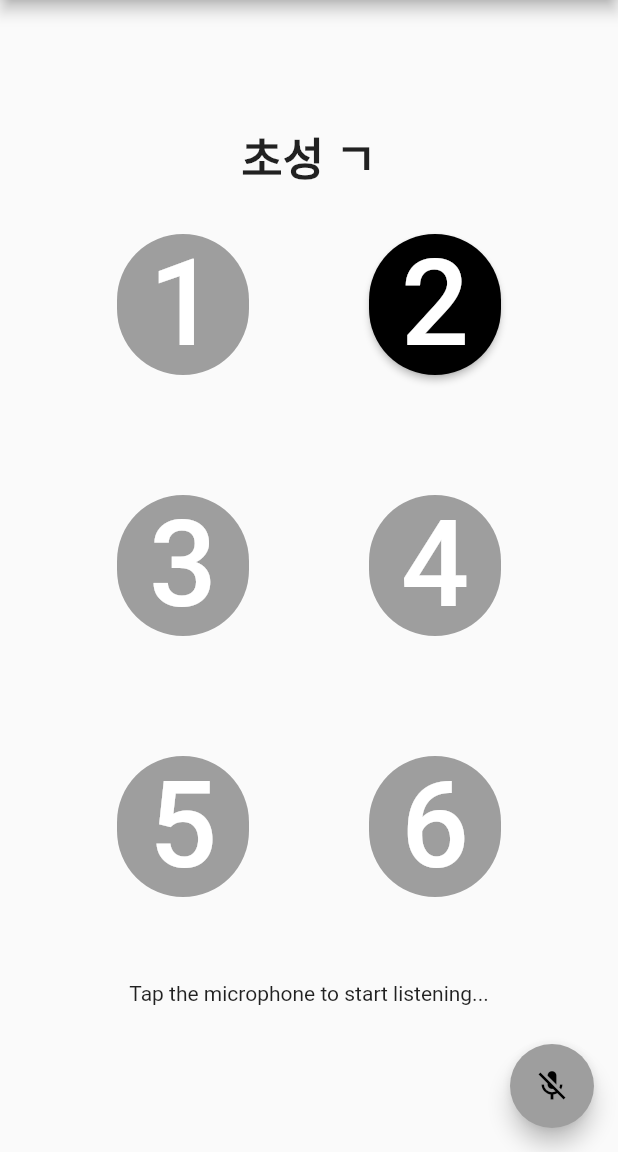
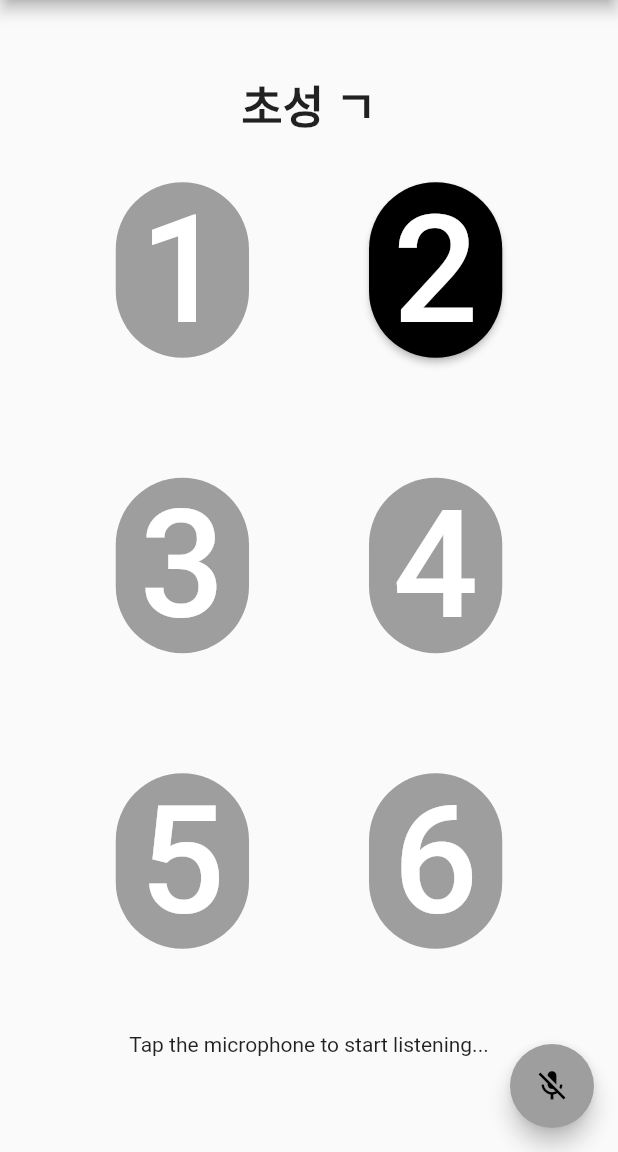
Before and after one commit to AshgrayIM/KU_hci_project, a Flutter app: the MyMode22 screen opened directly, in the side drawer, after a tap on "점자 교육", on a phone screen of 412 x 824 dp, the part 84-1236 px from its top. Run offline on Flutter 3.47's test engine with Material 2 defaults, Android fonts, the phone set to English and light mode, and no system bars; our stand-ins replace audioplayers, flutter_tts, page_transition, permission_handler, speech_to_text, vibration.

Commit message:
size modi
size modi

```diff
--- a/hci_project_temp/lib/mode1.dart
+++ b/hci_project_temp/lib/mode1.dart
@@ -99,7 +99,7 @@ class _MyMode1State extends State<MyMode1>{
                         color: Colors.black,
                         disabledColor: Colors.grey,
                         child: Text('1', style: TextStyle(
-                            color: Colors.white, fontSize: 80.0),),
+                            color: Colors.white, fontSize: 100.0),),
                         onPressed: txt.hangle[i][0] == 0 ? null : () {
                           _vibrate();
                           check[0] = true;
@@ -115,7 +115,7 @@ class _MyMode1State extends State<MyMode1>{
                         color: Colors.black,
                         disabledColor: Colors.grey,
                         child: Text('2', style: TextStyle(
-                            color: Colors.white, fontSize: 80.0),),
+                            color: Colors.white, fontSize: 100.0),),
                         onPressed: txt.hangle[i][1] == 0 ? null : () {
                           _vibrate();
                           check[1] = true;
@@ -136,7 +136,7 @@ class _MyMode1State extends State<MyMode1>{
                         color: Colors.black,
                         disabledColor: Colors.grey,
                         child: Text('3', style: TextStyle(
-                            color: Colors.white, fontSize: 80.0),),
+                            color: Colors.white, fontSize: 100.0),),
                         onPressed: txt.hangle[i][2] == 0 ? null : () {
                           _vibrate();
                           check[2] = true;
@@ -152,7 +152,7 @@ class _MyMode1State extends State<MyMode1>{
                         color: Colors.black,
                         disabledColor: Colors.grey,
                         child: Text('4', style: TextStyle(
-                            color: Colors.white, fontSize: 80.0),),
+                            color: Colors.white, fontSize: 100.0),),
                         onPressed: txt.hangle[i][3] == 0 ? null : () {
                           _vibrate();
                           check[3] = true;
@@ -173,7 +173,7 @@ class _MyMode1State extends State<MyMode1>{
                         color: Colors.black,
                         disabledColor: Colors.grey,
                         child: Text('5', style: TextStyle(
-                            color: Colors.white, fontSize: 80.0),),
+                            color: Colors.white, fontSize: 100.0),),
                         onPressed: txt.hangle[i][4] == 0 ? null : () {
                           _vibrate();
                           check[4] = true;
@@ -189,7 +189,7 @@ class _MyMode1State extends State<MyMode1>{
                         color: Colors.black,
                         disabledColor: Colors.grey,
                         child: Text('6', style: TextStyle(
-                            color: Colors.white, fontSize: 80.0),),
+                            color: Colors.white, fontSize: 100.0),),
                         onPressed: txt.hangle[i][5] == 0 ? null : () {
                           _vibrate();
                           check[5] = true;
--- a/hci_project_temp/lib/mode22.dart
+++ b/hci_project_temp/lib/mode22.dart
@@ -99,7 +99,7 @@ class _MyMode22State extends State<MyMode22>{
                     ,child: RaisedButton(
                       color: Colors.black,
                       disabledColor: Colors.grey,
-                      child: Text('1',style: TextStyle(color: Colors.white,fontSize: 80.0),),
+                      child: Text('1',style: TextStyle(color: Colors.white,fontSize: 100.0),),
                       onPressed: brailleWord[i][0] == 0?null:(){check[0]=true; _vibrate(); _checkClear();},
                       shape: RoundedRectangleBorder(borderRadius: BorderRadius.circular(100.0)),
                     )
@@ -108,7 +108,7 @@ class _MyMode22State extends State<MyMode22>{
                     child: RaisedButton(
                       color: Colors.black,
                       disabledColor: Colors.grey,
-                      child: Text('2',style: TextStyle(color: Colors.white,fontSize: 80.0),),
+                      child: Text('2',style: TextStyle(color: Colors.white,fontSize: 100.0),),
                       onPressed: brailleWord[i][1] == 0?null:(){check[1]=true; _vibrate(); _checkClear();},
                       shape: RoundedRectangleBorder(borderRadius: BorderRadius.circular(100.0)),
                     )
@@ -122,7 +122,7 @@ class _MyMode22State extends State<MyMode22>{
                     child: RaisedButton(
                       color: Colors.black,
                       disabledColor: Colors.grey,
-                      child: Text('3',style: TextStyle(color: Colors.white,fontSize: 80.0),),
+                      child: Text('3',style: TextStyle(color: Colors.white,fontSize: 100.0),),
                       onPressed: brailleWord[i][2] == 0?null:(){check[2]=true; _vibrate(); _checkClear();},
                       shape: RoundedRectangleBorder(borderRadius: BorderRadius.circular(100.0)),
                     )
@@ -131,7 +131,7 @@ class _MyMode22State extends State<MyMode22>{
                     child: RaisedButton(
                       color: Colors.black,
                       disabledColor: Colors.grey,
-                      child: Text('4',style: TextStyle(color: Colors.white,fontSize: 80.0),),
+                      child: Text('4',style: TextStyle(color: Colors.white,fontSize: 100.0),),
                       onPressed: brailleWord[i][3] == 0?null:(){check[3]=true;; _vibrate(); _checkClear();},
                       shape: RoundedRectangleBorder(borderRadius: BorderRadius.circular(100.0)),
                     )
@@ -145,7 +145,7 @@ class _MyMode22State extends State<MyMode22>{
                     ,child: RaisedButton(
                       color: Colors.black,
                       disabledColor: Colors.grey,
-                      child: Text('5',style: TextStyle(color: Colors.white,fontSize: 80.0),),
+                      child: Text('5',style: TextStyle(color: Colors.white,fontSize: 100.0),),
                       onPressed: brailleWord[i][4] == 0?null:(){check[4]=true;; _vibrate(); _checkClear();},
                       shape: RoundedRectangleBorder(borderRadius: BorderRadius.circular(100.0)),
                     )
@@ -154,7 +154,7 @@ class _MyMode22State extends State<MyMode22>{
                     child: RaisedButton(
                       color: Colors.black,
                       disabledColor: Colors.grey,
-                      child: Text('6',style: TextStyle(color: Colors.white,fontSize: 80.0),),
+                      child: Text('6',style: TextStyle(color: Colors.white,fontSize: 100.0),),
                       onPressed: brailleWord[i][5] == 0?null:(){check[5]=true; _vibrate(); _checkClear();},
                       shape: RoundedRectangleBorder(borderRadius: BorderRadius.circular(100.0)),
                     )
```
Also changed, not shown: hci_project_temp/lib/mode33.dart (+6 -6 lines).
